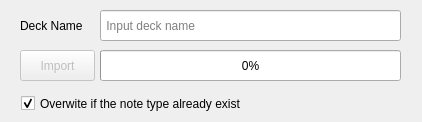
Above: ui/ui_importer.ui from longhoangly/ankiflash-importer before the change. Below: the same form after it.
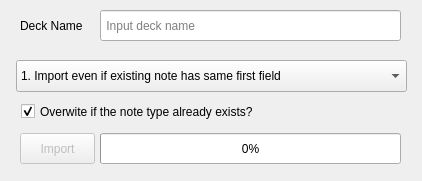
That is the form after the change.

Commit message: add mapping fields feature

Patch:
```diff
--- a/ui/ui_importer.ui
+++ b/ui/ui_importer.ui
@@ -7,7 +7,7 @@
     <x>0</x>
     <y>0</y>
     <width>422</width>
-    <height>122</height>
+    <height>181</height>
    </rect>
   </property>
   <property name="windowTitle">
@@ -30,7 +30,7 @@
    <property name="geometry">
     <rect>
      <x>100</x>
-     <y>50</y>
+     <y>133</y>
      <width>301</width>
      <height>31</height>
     </rect>
@@ -71,7 +71,7 @@
    <property name="geometry">
     <rect>
      <x>20</x>
-     <y>50</y>
+     <y>133</y>
      <width>75</width>
      <height>31</height>
     </rect>
@@ -105,8 +105,8 @@
    <property name="geometry">
     <rect>
      <x>21</x>
-     <y>95</y>
-     <width>220</width>
+     <y>103</y>
+     <width>381</width>
      <height>17</height>
     </rect>
    </property>
@@ -117,6 +117,31 @@
     <bool>true</bool>
    </property>
   </widget>
+  <widget class="QComboBox" name="importMode">
+   <property name="geometry">
+    <rect>
+     <x>16</x>
+     <y>60</y>
+     <width>391</width>
+     <height>32</height>
+    </rect>
+   </property>
+   <item>
+    <property name="text">
+     <string>1. Import even if existing note has same first field</string>
+    </property>
+   </item>
+   <item>
+    <property name="text">
+     <string>2. Update existing notes when first field matches</string>
+    </property>
+   </item>
+   <item>
+    <property name="text">
+     <string>3. Ignore if first field match existing note</string>
+    </property>
+   </item>
+  </widget>
  </widget>
  <resources/>
  <connections/>
```
Left out of the diff: 2 changed lines with no effect on the pictures. The commit also changes 14 other files.
